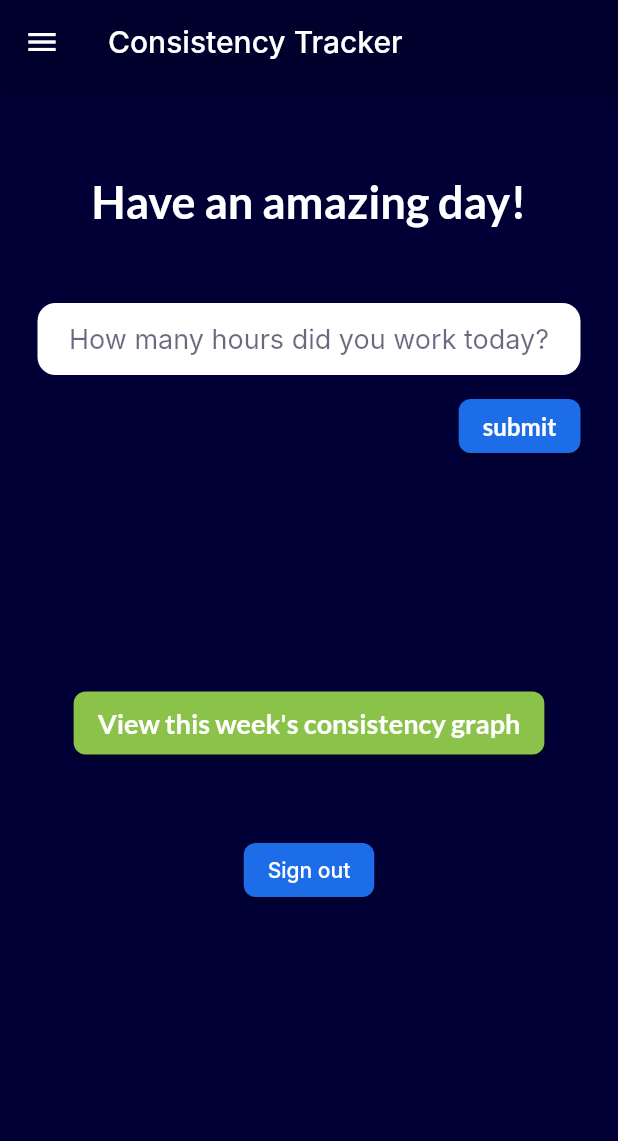
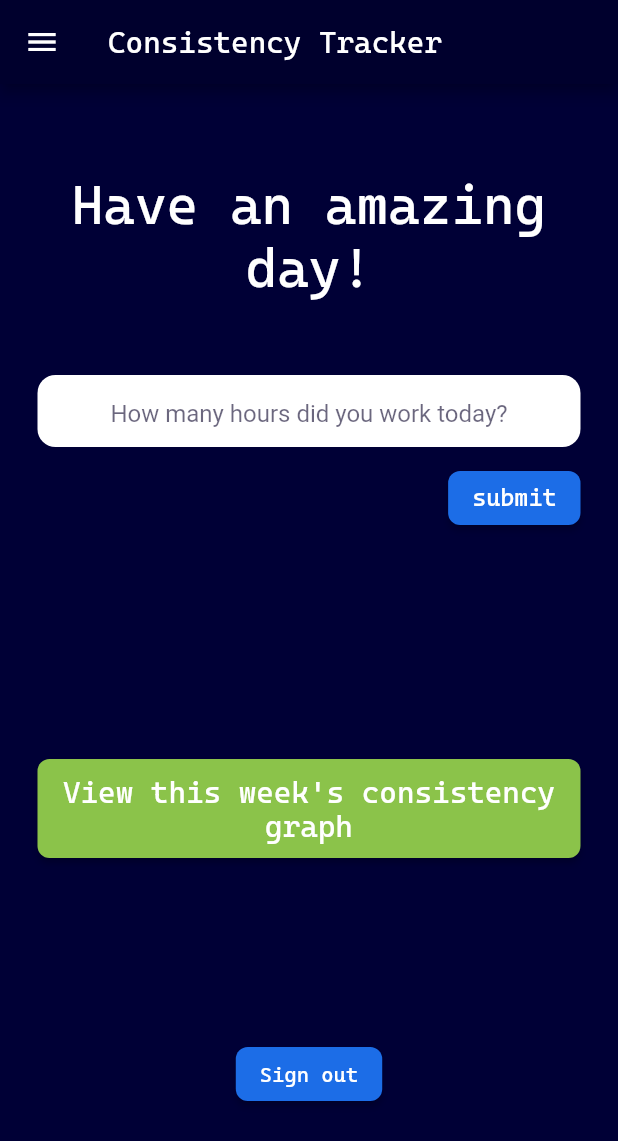
Before and after one commit to shrutikahilale/Consistency-Tracker-App, a Flutter app: the screen it shows once a user with an empty profile is signed in, in the side drawer, after a tap on "submit", on a phone screen of 412 x 824 dp. Shown: the top 1141 px of the screen. Run offline on Flutter 3.47's test engine with Material 2 defaults, Android fonts, the phone set to English and light mode, and no system bars; our stand-ins replace cloud_firestore, firebase_auth, firebase_core, fl_chart, flutter_spinkit, google_fonts; accounts and stored records are empty; network calls fail; Roboto replaces fonts that are missing (Inter).

Commit message:
Update fonts

```diff
--- a/lib/auth/login.dart
+++ b/lib/auth/login.dart
@@ -62,10 +62,10 @@ class _LoginPageState extends State<LoginPage> {
               children: [
                 CircleAvatar(
                   backgroundColor: Colors.transparent,
+                  radius: 80,
                   child: Image(
                     image: AssetImage('assets/app-logo-no-bg.png'),
                   ),
-                  radius: 80,
                 ),
                 const SizedBox(
                   height: 20,
@@ -149,8 +149,8 @@ class _LoginPageState extends State<LoginPage> {
                             },
                             child: Icon(
                               isNotVisible == true
-                                  ? Icons.visibility_off
-                                  : Icons.visibility,
+                                  ? Icons.visibility
+                                  : Icons.visibility_off,
                               color: Colors.grey[600],
                             ),
                           ),
@@ -221,19 +221,14 @@ class _LoginPageState extends State<LoginPage> {
                 ),
 
                 SizedBox(
-                  height: 10,
+                  height: 40,
                 ),
                 // not a member? register now!
-
-                Row(
-                  mainAxisAlignment: MainAxisAlignment.center,
-                  // ignore: prefer_const_literals_to_create_immutables
-                  children: [
                 Text(
                   'New to Consistency Tracker? ',
                   style: TextStyle(
+                    color: Color.fromARGB(117, 245, 245, 245),
                     fontSize: 16,
-                        color: Color.fromARGB(117, 245, 245, 245),
                   ),
                 ),
                 GestureDetector(
@@ -241,13 +236,10 @@ class _LoginPageState extends State<LoginPage> {
                   child: Text(
                     'Register now!',
                     style: TextStyle(
+                      color: Color.fromARGB(255, 72, 235, 77),
                       fontSize: 16,
-                          fontWeight: FontWeight.bold,
-                          color: Color.fromARGB(255, 72, 235, 77),
                     ),
                   ),
-                    ),
-                  ],
                 ),
               ],
             ),
--- a/lib/auth/mainpage.dart
+++ b/lib/auth/mainpage.dart
@@ -14,10 +14,10 @@ class MainPage extends StatelessWidget {
       builder: (context, snapshot) {
         if (snapshot.hasData) {
           // if yes then directly open the Home page
-          return SplashScreen();
+          return const SplashScreen();
         } else {
           // else let the user sign in or sign up
-          return AuthPage();
+          return const AuthPage();
         }
       },
     );
--- a/lib/auth/passwordreset.dart
+++ b/lib/auth/passwordreset.dart
@@ -54,10 +54,10 @@ class _PasswordResetState extends State<PasswordReset> {
           children: [
             CircleAvatar(
               backgroundColor: Colors.transparent,
+              radius: 80,
               child: Image(
                 image: AssetImage('assets/app-logo-no-bg.png'),
               ),
-              radius: 80,
             ),
             const SizedBox(
               height: 40,
@@ -102,11 +102,11 @@ class _PasswordResetState extends State<PasswordReset> {
             ),
             MaterialButton(
               onPressed: passwordreset,
+              color: Color.fromARGB(255, 28, 109, 231),
               child: Text(
                 'Reset Password',
                 style: TextStyle(color: Colors.white),
               ),
-              color: Color.fromARGB(255, 28, 109, 231),
             )
           ],
         ),
--- a/lib/main.dart
+++ b/lib/main.dart
@@ -16,36 +16,44 @@ void main() async {
       debugShowCheckedModeBanner: false,
       home: const MainPage(),
       routes: {
-        '/splashscreen' :(context) => SplashScreen(),
-        '/home' :(context) => Home(),
-        '/chart': (context) => Chart(),
+        '/splashscreen': (context) => const SplashScreen(),
+        '/home': (context) => const Home(),
+        '/chart': (context) => const Chart(),
         '/loading': (context) => LoadingScreen(),
-        '/passwordrest':(context) => PasswordReset(),
-        // '/signup':(context) =>  SignUpPage(),
-        // '/login':(context) =>  LoginPage(),
+        '/passwordrest': (context) => const PasswordReset(),
       },
       theme: ThemeData(
         appBarTheme: const AppBarTheme(
-          color: Color.fromARGB(255, 0, 0, 45),
-        ),
-        scaffoldBackgroundColor: Color.fromARGB(255, 0, 0, 54),
+            color: Color.fromARGB(255, 0, 0, 45),
+            titleTextStyle: TextStyle(
+              fontFamily: 'CascadiaMono',
+              fontSize: 20,
+            )),
+        scaffoldBackgroundColor: const Color.fromARGB(255, 0, 0, 54),
         elevatedButtonTheme: ElevatedButtonThemeData(
           style: ElevatedButton.styleFrom(
-            shape: RoundedRectangleBorder(
-              borderRadius: BorderRadius.circular(8),
-            ),
-            backgroundColor:
-                const Color.fromARGB(255, 28, 109, 231), // background (button) color
-            foregroundColor: Colors.white, // foreground (text) color
-          ),
+              shape: RoundedRectangleBorder(
+                borderRadius: BorderRadius.circular(8),
+              ),
+              backgroundColor: const Color.fromARGB(
+                  255, 28, 109, 231), // background (button) color
+              foregroundColor: Colors.white,
+              textStyle: const TextStyle(
+                fontFamily: 'CascadiaMono',
+              ) // foreground (text) color
+              ),
         ),
-        fontFamily: 'Inter',
         textTheme: const TextTheme(
           // bodytext2: screen pe jitna bhi color hai usko white color diya
-          bodyText2: TextStyle(color: Color.fromARGB(255, 255, 255, 255)),
+          bodyText2: TextStyle(
+            color: Color.fromARGB(255, 255, 255, 255),
+            fontFamily: 'CascadiaMono',
+          ),
 
           // textfield me jo text likhne me ata uska color
-          subtitle1: TextStyle(color: Color.fromARGB(255, 16, 9, 47)),
+          subtitle1: TextStyle(
+            color: Color.fromARGB(255, 16, 9, 47),
+          ),
         ),
       ),
     ),
--- a/lib/screens/home.dart
+++ b/lib/screens/home.dart
@@ -1,8 +1,11 @@
 import 'package:firebase_auth/firebase_auth.dart';
 import 'package:flutter/material.dart';
 import 'package:google_fonts/google_fonts.dart';
+import 'package:practice3/auth/mainpage.dart';
 
 class Home extends StatefulWidget {
+  const Home({super.key});
+
   @override
   State<Home> createState() => _HomeState();
 }
@@ -14,7 +17,7 @@ class _HomeState extends State<Home> {
   final user = FirebaseAuth.instance.currentUser!;
 
   @override
-  void initState(){
+  void initState() {
     super.initState();
     textinput = TextEditingController();
   }
@@ -25,8 +28,11 @@ class _HomeState extends State<Home> {
     super.dispose();
   }
 
-  Future signOut() async {
+  Future<void> _signOut() async {
     await FirebaseAuth.instance.signOut();
+
+    Navigator.pushReplacement(
+        context, MaterialPageRoute(builder: ((context) => MainPage())));
   }
 
   @override
@@ -47,11 +53,12 @@ class _HomeState extends State<Home> {
               const SizedBox(
                 height: 60,
               ),
-              Text(
+              const Text(
                 'Have an amazing day!',
                 textAlign: TextAlign.center,
-                style:
-                    GoogleFonts.lato(fontSize: 30, fontWeight: FontWeight.bold),
+                style: TextStyle(
+                  fontSize: 36,
+                ),
               ),
               const SizedBox(height: 50),
               Column(
@@ -74,7 +81,7 @@ class _HomeState extends State<Home> {
                         hintText: 'How many hours did you work today?',
                         hintStyle: TextStyle(
                           color: Color.fromARGB(158, 16, 9, 47),
-                          fontSize: 18.0,
+                          fontSize: 16.0,
                         ),
                       ),
                     ),
@@ -125,11 +132,10 @@ class _HomeState extends State<Home> {
                         );
                       }
                     },
-                    child: Text(
+                    child: const Text(
                       'submit',
-                      style: GoogleFonts.lato(
+                      style: TextStyle(
                         fontSize: 16.0,
-                        fontWeight: FontWeight.bold,
                       ),
                     ),
                   ),
@@ -147,23 +153,22 @@ class _HomeState extends State<Home> {
                   Navigator.pushNamed(context, '/loading',
                       arguments: {'input': 0});
                 },
-                child: Padding(
-                  padding: const EdgeInsets.symmetric(vertical: 10),
+                child: const Padding(
+                  padding: EdgeInsets.symmetric(vertical: 10),
                   child: Text(
                       textAlign: TextAlign.center,
                       'View this week\'s consistency graph',
-                      style: GoogleFonts.lato(
-                        fontSize: 18,
-                        fontWeight: FontWeight.w600,
+                      style: TextStyle(
+                        fontSize: 20,
                       )),
                 ),
               ),
 
-              SizedBox(height: 50),
+              const SizedBox(height: 120),
 
               // sign out button
               ElevatedButton(
-                onPressed: signOut,
+                onPressed: _signOut,
                 child: Text('Sign out'),
               )
             ],
--- a/lib/screens/loading.dart
+++ b/lib/screens/loading.dart
@@ -1,3 +1,5 @@
+// ignore_for_file: use_build_context_synchronously
+
 import 'package:firebase_auth/firebase_auth.dart';
 import 'package:fl_chart/fl_chart.dart';
 import 'package:flutter/material.dart';
@@ -15,6 +17,8 @@ class LoadingScreen extends StatelessWidget {
   // from current user -> get email -> go to that user document -> get hours collection
   CollectionReference hrs =
       FirebaseFirestore.instance.collection('users').doc(FirebaseAuth.instance.currentUser!.email).collection('hours');
+
+  LoadingScreen({super.key});
 
   // getdata from firestore
   Future<void> getData() async {
--- a/lib/screens/splashscreen.dart
+++ b/lib/screens/splashscreen.dart
@@ -4,6 +4,8 @@ import 'package:google_fonts/google_fonts.dart';
 import 'package:practice3/screens/home.dart';
 
 class SplashScreen extends StatefulWidget {
+  const SplashScreen({super.key});
+
   @override
   State<SplashScreen> createState() => _SplashScreenState();
 }
@@ -15,7 +17,7 @@ class _SplashScreenState extends State<SplashScreen> {
     Timer(
       const Duration(seconds: 3),
       () => Navigator.pushReplacement(
-          context, MaterialPageRoute(builder: (context) => Home())),
+          context, MaterialPageRoute(builder: (context) => const Home())),
     );
   }
 
```
Also changed, not shown: lib/auth/signup.dart (+12 -21 lines), lib/screens/chart.dart (+19 -10 lines), pubspec.yaml (+4 -6 lines), fonts/CascadiaMono.ttf (added), fonts/Inter-Bold.ttf (deleted), fonts/Inter-Regular.ttf (deleted). Lines whose indentation alone changed are shown as unchanged.
